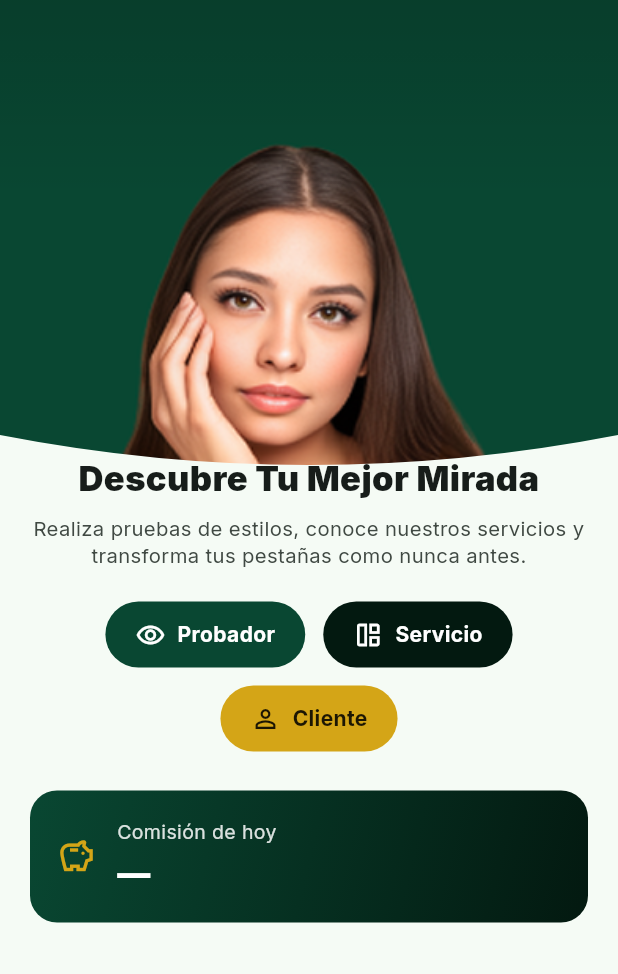
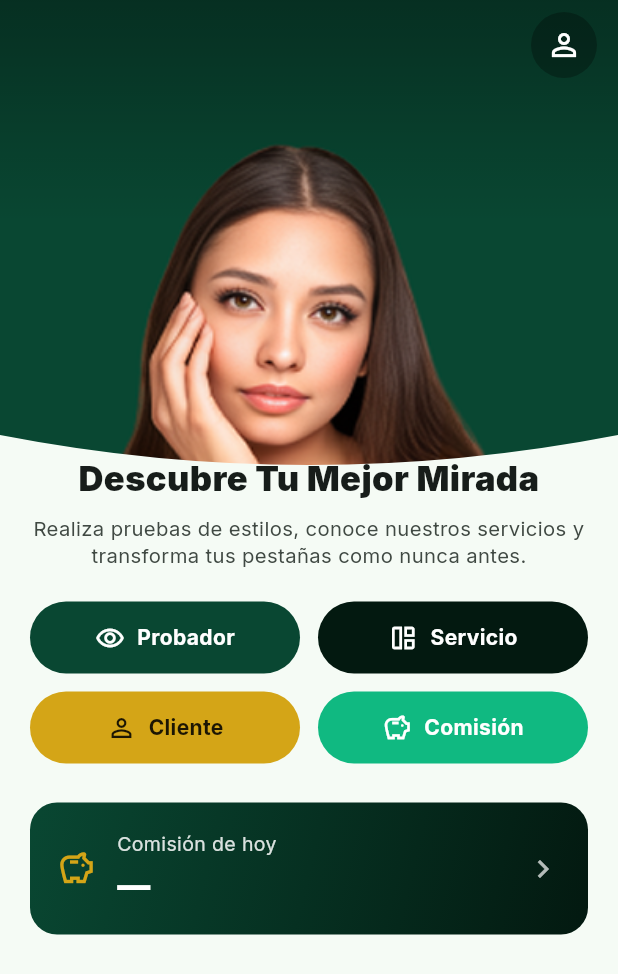
Before and after one commit to choquecanavirijason-source/fluttermovil, a Flutter app: the InicioTab screen opened directly, on a phone screen of 412 x 824 dp. Shown: the top 974 px of the screen. Run offline on Flutter 3.47's test engine with Material 3 defaults, Android fonts, the phone set to English and light mode, and no system bars; our stand-ins replace cached_network_image, camera, dio, flutter_riverpod, flutter_secure_storage, freezed_annotation and 4 more; accounts and stored records are empty; network calls fail.

Commit message:
nuevos cambios

```diff
--- a/lib/core/router/routes.dart
+++ b/lib/core/router/routes.dart
@@ -6,8 +6,10 @@ class AppRoutes {
   static const String splash = '/splash';
   static const String login = '/login';
 
-  // Shell (privado)
+  // Privado: Inicio es la pantalla central (sin barra de pestañas).
   static const String shell = '/';
+  static const String comision = '/comision';
+  static const String perfil = '/perfil';
 
   // Probador AR / IA (pantallas existentes, aún sobre la capa antigua)
   static const String camera = '/camera';
--- a/lib/features/catalogo/presentation/screens/catalogo_screen.dart
+++ b/lib/features/catalogo/presentation/screens/catalogo_screen.dart
@@ -70,7 +70,8 @@ class _CatalogTab extends ConsumerWidget {
           }
           return GridView.builder(
             physics: const AlwaysScrollableScrollPhysics(),
-            padding: const EdgeInsets.all(16),
+            padding: EdgeInsets.fromLTRB(
+                16, 16, 16, 16 + MediaQuery.of(context).padding.bottom),
             gridDelegate: const SliverGridDelegateWithFixedCrossAxisCount(
               crossAxisCount: 2,
               crossAxisSpacing: 14,
--- a/lib/features/clientes/presentation/screens/cliente_detalle_screen.dart
+++ b/lib/features/clientes/presentation/screens/cliente_detalle_screen.dart
@@ -31,7 +31,9 @@ class ClienteDetalleScreen extends ConsumerWidget {
                 .firstWhere((e) => e != null && e.isNotEmpty,
                     orElse: () => null);
             return ListView(
-              padding: const EdgeInsets.fromLTRB(16, 16, 16, 28),
+              physics: const AlwaysScrollableScrollPhysics(),
+              padding: EdgeInsets.fromLTRB(
+                  16, 16, 16, 28 + MediaQuery.of(context).padding.bottom),
               children: [
                 _ClientCard(client: client, eyeType: eyeType),
                 const SizedBox(height: 18),
--- a/lib/features/clientes/presentation/screens/clientes_screen.dart
+++ b/lib/features/clientes/presentation/screens/clientes_screen.dart
@@ -86,7 +86,9 @@ class _ClientesScreenState extends ConsumerState<ClientesScreen> {
                       );
                     }
                     return ListView.separated(
-                      padding: const EdgeInsets.fromLTRB(16, 4, 16, 24),
+                      physics: const AlwaysScrollableScrollPhysics(),
+                      padding: EdgeInsets.fromLTRB(
+                          16, 4, 16, 24 + MediaQuery.of(context).padding.bottom),
                       itemCount: clients.length,
                       separatorBuilder: (_, __) => const SizedBox(height: 8),
                       itemBuilder: (context, i) =>
--- a/lib/features/inicio/presentation/screens/inicio_tab.dart
+++ b/lib/features/inicio/presentation/screens/inicio_tab.dart
@@ -6,9 +6,9 @@ import 'package:intl/intl.dart';
 import '../../../../core/router/routes.dart';
 import '../../../../core/theme/app_colors.dart';
 import '../../../comisiones/presentation/providers/comisiones_provider.dart';
-import '../../../shell/presentation/providers/shell_tab_provider.dart';
 
-/// Inicio ("Descubre Tu Mejor Mirada"): hero + accesos Probador/Servicio/Cliente.
+/// Inicio ("Descubre Tu Mejor Mirada"): pantalla central de la app.
+/// Sin barra de pestañas: navegación por íconos/botones.
 class InicioTab extends ConsumerWidget {
   const InicioTab({super.key});
 
@@ -27,7 +27,7 @@ class InicioTab extends ConsumerWidget {
       body: ListView(
         padding: EdgeInsets.zero,
         children: [
-          // Hero con foto y curva inferior.
+          // Hero con foto, curva inferior y botón de perfil arriba.
           ClipPath(
             clipper: _HeroClipper(),
             child: SizedBox(
@@ -53,9 +53,17 @@ class InicioTab extends ConsumerWidget {
                       gradient: LinearGradient(
                         begin: Alignment.topCenter,
                         end: Alignment.bottomCenter,
-                        colors: [Color(0x22000000), Colors.transparent],
-                        stops: [0.0, 0.4],
+                        colors: [Color(0x55000000), Colors.transparent],
+                        stops: [0.0, 0.45],
                       ),
+                    ),
+                  ),
+                  Positioned(
+                    top: MediaQuery.of(context).padding.top + 8,
+                    right: 14,
+                    child: _CircleIconButton(
+                      icon: Icons.person_outline,
+                      onTap: () => context.push(AppRoutes.perfil),
                     ),
                   ),
                 ],
@@ -68,7 +76,6 @@ class InicioTab extends ConsumerWidget {
             child: Padding(
               padding: const EdgeInsets.fromLTRB(20, 0, 20, 24),
               child: Column(
-                crossAxisAlignment: CrossAxisAlignment.center,
                 children: [
                   Text(
                     'Descubre Tu Mejor Mirada',
@@ -90,42 +97,87 @@ class InicioTab extends ConsumerWidget {
                         color: cs.onSurfaceVariant),
                   ),
                   const SizedBox(height: 22),
-                  Wrap(
-                    spacing: 12,
-                    runSpacing: 12,
-                    alignment: WrapAlignment.center,
+                  Row(
                     children: [
-                      _ActionPill(
+                      Expanded(
+                        child: _ActionPill(
                           icon: Icons.remove_red_eye_outlined,
                           label: 'Probador',
                           background: AppColors.brandPrimary,
                           foreground: Colors.white,
                           onTap: () => context.push(AppRoutes.selection),
                         ),
-                      _ActionPill(
+                      ),
+                      const SizedBox(width: 12),
+                      Expanded(
+                        child: _ActionPill(
                           icon: Icons.auto_awesome_mosaic_outlined,
                           label: 'Servicio',
                           background: AppColors.brandSidebar,
                           foreground: Colors.white,
                           onTap: () => context.push(AppRoutes.servicio),
                         ),
-                      _ActionPill(
+                      ),
+                    ],
+                  ),
+                  const SizedBox(height: 12),
+                  Row(
+                    children: [
+                      Expanded(
+                        child: _ActionPill(
                           icon: Icons.person_outline,
                           label: 'Cliente',
                           background: AppColors.goldAccent,
                           foreground: Colors.black87,
-                        onTap: () =>
-                            ref.read(shellTabProvider.notifier).state = 1,
+                          onTap: () => context.push(AppRoutes.cliente),
+                        ),
+                      ),
+                      const SizedBox(width: 12),
+                      Expanded(
+                        child: _ActionPill(
+                          icon: Icons.savings_outlined,
+                          label: 'Comisión',
+                          background: AppColors.brandAccent,
+                          foreground: Colors.white,
+                          onTap: () => context.push(AppRoutes.comision),
+                        ),
                       ),
                     ],
                   ),
                   const SizedBox(height: 26),
-                  _CommissionStrip(commission: commission, money: _money),
+                  _CommissionStrip(
+                    commission: commission,
+                    money: _money,
+                    onTap: () => context.push(AppRoutes.comision),
+                  ),
                 ],
               ),
             ),
           ),
         ],
+      ),
+    );
+  }
+}
+
+class _CircleIconButton extends StatelessWidget {
+  const _CircleIconButton({required this.icon, required this.onTap});
+
+  final IconData icon;
+  final VoidCallback onTap;
+
+  @override
+  Widget build(BuildContext context) {
+    return Material(
+      color: Colors.black.withValues(alpha: 0.28),
+      shape: const CircleBorder(),
+      child: InkWell(
+        onTap: onTap,
+        customBorder: const CircleBorder(),
+        child: Padding(
+          padding: const EdgeInsets.all(10),
+          child: Icon(icon, color: Colors.white, size: 24),
+        ),
       ),
     );
   }
@@ -174,15 +226,19 @@ class _ActionPill extends StatelessWidget {
         onTap: onTap,
         borderRadius: BorderRadius.circular(30),
         child: Padding(
-          padding: const EdgeInsets.symmetric(horizontal: 20, vertical: 12),
+          padding: const EdgeInsets.symmetric(horizontal: 16, vertical: 14),
           child: Row(
-            mainAxisSize: MainAxisSize.min,
+            mainAxisAlignment: MainAxisAlignment.center,
             children: [
               Icon(icon, color: foreground, size: 20),
               const SizedBox(width: 8),
-              Text(label,
+              Flexible(
+                child: Text(label,
+                    maxLines: 1,
+                    overflow: TextOverflow.ellipsis,
                     style: TextStyle(
                         color: foreground, fontWeight: FontWeight.bold)),
+              ),
             ],
           ),
         ),
@@ -192,14 +248,25 @@ class _ActionPill extends StatelessWidget {
 }
 
 class _CommissionStrip extends StatelessWidget {
-  const _CommissionStrip({required this.commission, required this.money});
+  const _CommissionStrip({
+    required this.commission,
+    required this.money,
+    required this.onTap,
+  });
 
   final AsyncValue<dynamic> commission;
   final NumberFormat money;
+  final VoidCallback onTap;
 
   @override
   Widget build(BuildContext context) {
-    return Container(
+    return Material(
+      color: Colors.transparent,
+      borderRadius: BorderRadius.circular(18),
+      child: InkWell(
+        onTap: onTap,
+        borderRadius: BorderRadius.circular(18),
+        child: Container(
           width: double.infinity,
           padding: const EdgeInsets.all(18),
           decoration: BoxDecoration(
@@ -230,7 +297,7 @@ class _CommissionStrip extends StatelessWidget {
                               color: Colors.white,
                               fontSize: 22,
                               fontWeight: FontWeight.w900)),
-                  error: (_, __) => const Text('—',
+                      error: (e, _) => const Text('—',
                           style: TextStyle(
                               color: Colors.white,
                               fontSize: 22,
@@ -244,7 +311,11 @@ class _CommissionStrip extends StatelessWidget {
                   ],
                 ),
               ),
+              Icon(Icons.chevron_right,
+                  color: Colors.white.withValues(alpha: 0.7)),
             ],
+          ),
+        ),
       ),
     );
   }
--- a/lib/features/recomendacion/presentation/screens/recomendacion_screen.dart
+++ b/lib/features/recomendacion/presentation/screens/recomendacion_screen.dart
@@ -90,7 +90,8 @@ class _Content extends StatelessWidget {
   Widget build(BuildContext context) {
     final cs = Theme.of(context).colorScheme;
     return Padding(
-      padding: const EdgeInsets.fromLTRB(16, 18, 16, 32),
+      padding: EdgeInsets.fromLTRB(
+          16, 18, 16, 32 + MediaQuery.of(context).padding.bottom),
       child: Column(
         crossAxisAlignment: CrossAxisAlignment.start,
         children: [
--- a/lib/features/shell/presentation/providers/shell_tab_provider.dart
+++ /dev/null
@@ -1,4 +0,0 @@
-import 'package:flutter_riverpod/flutter_riverpod.dart';
-
-/// Índice de la pestaña activa del shell.
-final shellTabProvider = StateProvider<int>((ref) => 0);
--- a/lib/screens/widgets/eye_tracking_side_menu.dart
+++ b/lib/screens/widgets/eye_tracking_side_menu.dart
@@ -40,7 +40,7 @@ class EyeTrackingSideMenu extends StatelessWidget {
           const SizedBox(height: 20),
           _MenuItem(
             asset: 'assets/tecnica.png',
-            label: 'Técnica',
+            label: 'Tecnología',
             onTap: onTechniqueTap,
           ),
           const SizedBox(height: 20),
@@ -81,10 +81,12 @@ class _MenuItem extends StatelessWidget {
         crossAxisAlignment: CrossAxisAlignment.center,
         children: [
           SizedBox(
-            width: 70,
+            width: 94,
             child: label.isNotEmpty
                 ? Text(
                     label,
+                    maxLines: 1,
+                    overflow: TextOverflow.ellipsis,
                     style: const TextStyle(
                       color: Colors.white,
                       fontSize: 14,
```
Also changed, not shown: lib/core/router/app_router.dart (+12 -2 lines), lib/eye_tracking_page.dart (+51 -5 lines), lib/features/catalogo/domain/entities/catalog_item.dart (+6 -4 lines), lib/features/comisiones/presentation/screens/mi_comision_screen.dart (+7 -1 lines), lib/features/recomendacion/presentation/widgets/save_tracking_sheet.dart (+7 -11 lines), lib/features/shell/presentation/screens/app_shell.dart (deleted, +0 -134 lines). Lines whose indentation alone changed are shown as unchanged.
